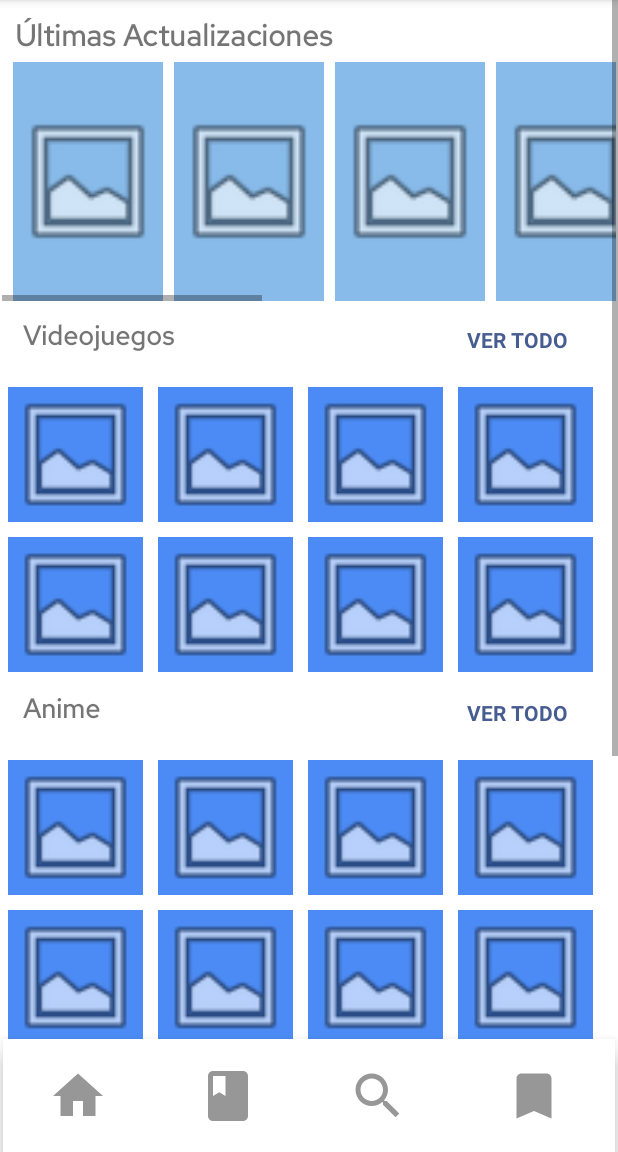
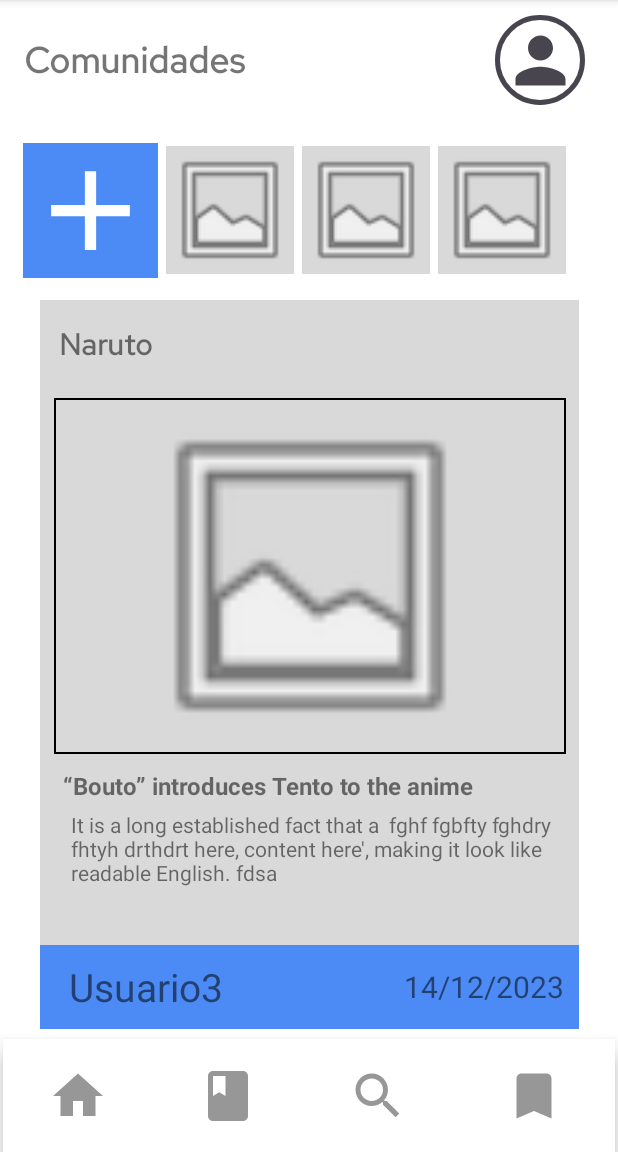
Before and after one commit to andresngm2010/ComShareApp, an Android app: the screen it shows after launch (TodasComunidades before the commit, PantallaPrincipal after it), after a tap on "INGRESAR", on a phone screen of 412 x 824 dp, the part 84-1236 px from its top. Run offline under Robolectric (Android 15) with nearby library versions, the phone set to English and light mode, and no system bars.

Commit message:
Pantalla Principal

```diff
--- a/app/src/main/AndroidManifest.xml
+++ b/app/src/main/AndroidManifest.xml
@@ -13,6 +13,9 @@
         android:supportsRtl="true"
         android:theme="@style/Theme.ComShareApp"
         tools:targetApi="31">
+        <activity
+            android:name=".PantallaPrincipal"
+            android:exported="false" />
         <activity
             android:name=".PantallaPublicar"
             android:exported="false" />
--- a/app/src/main/java/com/epngrupo1moviles/comshareapp/MainActivity.kt
+++ b/app/src/main/java/com/epngrupo1moviles/comshareapp/MainActivity.kt
@@ -13,13 +13,13 @@ class MainActivity : AppCompatActivity() {
 
         val butonIniciarSesionGoogle = findViewById<Button>(R.id.btnIniciarSesionGoogle)
         butonIniciarSesionGoogle.setOnClickListener{
-            val prIntent : Intent = Intent(this,TodasComunidades::class.java)
+            val prIntent : Intent = Intent(this,PantallaPrincipal::class.java)
             startActivity(prIntent)
         }
 
         val butonIniciarSesion = findViewById<Button>(R.id.btnIngresar)
         butonIniciarSesion.setOnClickListener{
-            val prIntent : Intent = Intent(this,TodasComunidades::class.java)
+            val prIntent : Intent = Intent(this,PantallaPrincipal::class.java)
             startActivity(prIntent)
         }
 
--- /dev/null
+++ b/app/src/main/java/com/epngrupo1moviles/comshareapp/PantallaPrincipal.kt
@@ -0,0 +1,19 @@
+package com.epngrupo1moviles.comshareapp
+
+import android.content.Intent
+import androidx.appcompat.app.AppCompatActivity
+import android.os.Bundle
+import android.widget.ImageButton
+
+class PantallaPrincipal : AppCompatActivity() {
+    override fun onCreate(savedInstanceState: Bundle?) {
+        super.onCreate(savedInstanceState)
+        setContentView(R.layout.activity_pantalla_principal)
+
+        val buttonTodasComunidades = findViewById<ImageButton>(R.id.imageButtonTodasComunidades)
+        buttonTodasComunidades.setOnClickListener {
+            val prIntent : Intent = Intent(this,TodasComunidades::class.java)
+            startActivity(prIntent)
+        }
+    }
+}
--- a/app/src/main/java/com/epngrupo1moviles/comshareapp/TodasComunidades.kt
+++ b/app/src/main/java/com/epngrupo1moviles/comshareapp/TodasComunidades.kt
@@ -4,6 +4,7 @@ import android.content.Intent
 import androidx.appcompat.app.AppCompatActivity
 import android.os.Bundle
 import android.view.View
+import android.widget.ImageButton
 import android.widget.ImageView
 
 class TodasComunidades : AppCompatActivity() {
@@ -15,6 +16,13 @@ class TodasComunidades : AppCompatActivity() {
         imagenComunidad.setOnClickListener{
             cambiarAEjComunidad()
         }*/
+
+        val buttonHome = findViewById<ImageButton>(R.id.imageButtonHome)
+        buttonHome.setOnClickListener {
+            val prIntent : Intent = Intent(this,PantallaPrincipal::class.java)
+            startActivity(prIntent)
+        }
+
     }
 
     fun cambiarAEjComunidad(v: View?){
--- /dev/null
+++ b/app/src/main/res/drawable/ciculoborde.xml
@@ -0,0 +1,10 @@
+<?xml version="1.0" encoding="utf-8"?>
+<shape xmlns:android="http://schemas.android.com/apk/res/android"
+    android:shape="oval">
+
+    <stroke android:width="3dp"
+        android:color="#49454F"/>
+
+    <corners android:radius="30px"/>
+
+</shape>
--- /dev/null
+++ b/app/src/main/res/layout/activity_pantalla_principal.xml
@@ -0,0 +1,243 @@
+<?xml version="1.0" encoding="utf-8"?>
+<androidx.constraintlayout.widget.ConstraintLayout xmlns:android="http://schemas.android.com/apk/res/android"
+    xmlns:app="http://schemas.android.com/apk/res-auto"
+    xmlns:tools="http://schemas.android.com/tools"
+    android:layout_width="match_parent"
+    android:layout_height="match_parent"
+    tools:context=".PantallaPrincipal">
+
+    <androidx.constraintlayout.widget.ConstraintLayout
+        android:id="@+id/constraintLayout9"
+        android:layout_width="390dp"
+        android:layout_height="0dp"
+        android:layout_marginTop="10dp"
+        app:layout_constraintStart_toStartOf="parent"
+        app:layout_constraintTop_toTopOf="parent">
+
+        <TextView
+            android:id="@+id/textView14"
+            android:layout_width="wrap_content"
+            android:layout_height="60dp"
+            android:layout_marginStart="15dp"
+            android:fontFamily="@font/red_hat_text"
+            android:gravity="center"
+            android:text="@string/txtViewComunidades"
+            android:textSize="24sp"
+            android:textStyle="bold"
+            app:layout_constraintStart_toStartOf="parent"
+            app:layout_constraintTop_toTopOf="parent" />
+
+        <ImageButton
+            android:id="@+id/imageButton9"
+            android:layout_width="60dp"
+            android:layout_height="60dp"
+            android:background="@drawable/ciculoborde"
+            app:layout_constraintBottom_toBottomOf="parent"
+            app:layout_constraintEnd_toEndOf="parent"
+            app:layout_constraintTop_toTopOf="parent"
+            app:srcCompat="@drawable/ic_baseline_person_24"
+            app:tint="#49454F" />
+    </androidx.constraintlayout.widget.ConstraintLayout>
+
+    <androidx.constraintlayout.widget.ConstraintLayout
+        android:id="@+id/constraintLayout10"
+        android:layout_width="390dp"
+        android:layout_height="120dp"
+        android:layout_marginTop="10dp"
+        android:paddingStart="15dp"
+        app:layout_constraintStart_toStartOf="parent"
+        app:layout_constraintTop_toBottomOf="@+id/constraintLayout9">
+
+        <ImageView
+            android:id="@+id/imageView29"
+            android:layout_width="90dp"
+            android:layout_height="90dp"
+            android:background="#4C8BF5"
+            app:layout_constraintBottom_toBottomOf="parent"
+            app:layout_constraintStart_toStartOf="parent"
+            app:layout_constraintTop_toTopOf="parent"
+            app:srcCompat="@drawable/ic_baseline_add_24" />
+
+        <ImageView
+            android:id="@+id/imageView38"
+            android:layout_width="85dp"
+            android:layout_height="85dp"
+            android:layout_marginStart="5dp"
+            android:background="#D9D9D9"
+            app:layout_constraintBottom_toBottomOf="parent"
+            app:layout_constraintStart_toEndOf="@+id/imageView29"
+            app:layout_constraintTop_toTopOf="parent"
+            app:srcCompat="@android:drawable/ic_menu_gallery" />
+
+        <ImageView
+            android:id="@+id/imageView39"
+            android:layout_width="85dp"
+            android:layout_height="85dp"
+            android:layout_marginStart="5dp"
+            android:background="#D9D9D9"
+            app:layout_constraintBottom_toBottomOf="parent"
+            app:layout_constraintStart_toEndOf="@+id/imageView38"
+            app:layout_constraintTop_toTopOf="parent"
+            app:srcCompat="@android:drawable/ic_menu_gallery" />
+
+        <ImageView
+            android:id="@+id/imageView40"
+            android:layout_width="85dp"
+            android:layout_height="85dp"
+            android:layout_marginStart="5dp"
+            android:background="#D9D9D9"
+            app:layout_constraintBottom_toBottomOf="parent"
+            app:layout_constraintStart_toEndOf="@+id/imageView39"
+            app:layout_constraintTop_toTopOf="parent"
+            app:srcCompat="@android:drawable/ic_menu_gallery" />
+    </androidx.constraintlayout.widget.ConstraintLayout>
+
+    <androidx.constraintlayout.widget.ConstraintLayout
+        android:layout_width="390dp"
+        android:layout_height="506dp"
+        android:paddingHorizontal="15dp"
+        android:paddingBottom="20dp"
+        app:layout_constraintEnd_toEndOf="parent"
+        app:layout_constraintStart_toStartOf="parent"
+        app:layout_constraintTop_toBottomOf="@+id/constraintLayout10">
+
+        <androidx.constraintlayout.widget.ConstraintLayout
+            android:layout_width="0dp"
+            android:layout_height="0dp"
+            android:background="#D9D9D9"
+            app:layout_constraintBottom_toBottomOf="parent"
+            app:layout_constraintEnd_toEndOf="parent"
+            app:layout_constraintStart_toStartOf="parent"
+            app:layout_constraintTop_toTopOf="parent">
+
+            <androidx.constraintlayout.widget.ConstraintLayout
+                android:id="@+id/constraintLayout11"
+                android:layout_width="377dp"
+                android:layout_height="60dp"
+                app:layout_constraintEnd_toEndOf="parent"
+                app:layout_constraintStart_toStartOf="parent"
+                app:layout_constraintTop_toTopOf="parent">
+
+                <TextView
+                    android:id="@+id/textView15"
+                    android:layout_width="wrap_content"
+                    android:layout_height="60dp"
+                    android:layout_marginStart="20dp"
+                    android:fontFamily="@font/red_hat_text"
+                    android:gravity="center"
+                    android:text="Naruto"
+                    android:textSize="20sp"
+                    android:textStyle="bold"
+                    app:layout_constraintStart_toStartOf="parent"
+                    app:layout_constraintTop_toTopOf="parent" />
+            </androidx.constraintlayout.widget.ConstraintLayout>
+
+            <ImageView
+                android:id="@+id/imageView41"
+                android:layout_width="341dp"
+                android:layout_height="237dp"
+                android:layout_marginTop="5dp"
+                android:background="@drawable/borde"
+                app:layout_constraintEnd_toEndOf="parent"
+                app:layout_constraintStart_toStartOf="parent"
+                app:layout_constraintTop_toBottomOf="@+id/constraintLayout11"
+                app:srcCompat="@android:drawable/ic_menu_gallery" />
+
+            <TextView
+                android:id="@+id/textView16"
+                android:layout_width="wrap_content"
+                android:layout_height="wrap_content"
+                android:layout_marginStart="15dp"
+                android:layout_marginTop="10dp"
+                android:text="“Bouto” introduces Tento to the anime"
+                android:textSize="16sp"
+                android:textStyle="bold"
+                app:layout_constraintStart_toStartOf="parent"
+                app:layout_constraintTop_toBottomOf="@+id/imageView41" />
+
+            <TextView
+                android:id="@+id/textView17"
+                android:layout_width="331dp"
+                android:layout_height="57dp"
+                android:layout_marginStart="5dp"
+                android:layout_marginTop="5dp"
+                android:text="It is a long established fact that a  fghf fgbfty fghdry fhtyh drthdrt here, content here', making it look like readable English. fdsa"
+                app:layout_constraintStart_toStartOf="@+id/textView16"
+                app:layout_constraintTop_toBottomOf="@+id/textView16" />
+
+            <androidx.constraintlayout.widget.ConstraintLayout
+                android:layout_width="0dp"
+                android:layout_height="56dp"
+                android:background="#4C8BF5"
+                app:layout_constraintBottom_toBottomOf="parent"
+                app:layout_constraintEnd_toEndOf="parent"
+                app:layout_constraintStart_toStartOf="parent">
+
+                <TextView
+                    android:id="@+id/textView27"
+                    android:layout_width="142dp"
+                    android:layout_height="56dp"
+                    android:gravity="center"
+                    android:text="Usuario3"
+                    android:textAlignment="center"
+                    android:textSize="26sp"
+                    app:layout_constraintBottom_toBottomOf="parent"
+                    app:layout_constraintStart_toStartOf="parent"
+                    app:layout_constraintTop_toTopOf="parent" />
+
+                <TextView
+                    android:id="@+id/textView28"
+                    android:layout_width="wrap_content"
+                    android:layout_height="56dp"
+                    android:layout_marginEnd="10dp"
+                    android:gravity="center"
+                    android:text="14/12/2023"
+                    android:textSize="20sp"
+                    app:layout_constraintBottom_toBottomOf="parent"
+                    app:layout_constraintEnd_toEndOf="parent"
+                    app:layout_constraintTop_toTopOf="parent" />
+            </androidx.constraintlayout.widget.ConstraintLayout>
+        </androidx.constraintlayout.widget.ConstraintLayout>
+    </androidx.constraintlayout.widget.ConstraintLayout>
+
+    <com.google.android.material.bottomnavigation.BottomNavigationView
+        android:id="@+id/bottomNavigationView1"
+        android:layout_width="408dp"
+        android:layout_height="75dp"
+        app:layout_constraintBottom_toBottomOf="parent"
+        app:layout_constraintEnd_toEndOf="parent"
+        app:layout_constraintStart_toStartOf="parent">
+
+        <ImageButton
+            android:id="@+id/imageButtonHome"
+            android:layout_width="100dp"
+            android:layout_height="75dp"
+            android:backgroundTint="#FFFFFF"
+            app:srcCompat="@drawable/ic_baseline_home_24" />
+
+        <ImageButton
+            android:id="@+id/imageButtonTodasComunidades"
+            android:layout_width="100dp"
+            android:layout_height="75dp"
+            android:layout_marginStart="100dp"
+            android:backgroundTint="#FFFFFF"
+            app:srcCompat="@drawable/ic_baseline_book_24" />
+
+        <ImageButton
+            android:id="@+id/imageButtonBuscar"
+            android:layout_width="100dp"
+            android:layout_height="75dp"
+            android:layout_marginStart="200dp"
+            android:backgroundTint="#FFFFFF"
+            app:srcCompat="@drawable/ic_baseline_search_24" />
+
+        <ImageButton
+            android:id="@+id/imageButtonBiblioteca"
+            android:layout_width="108dp"
+            android:layout_height="75dp"
+            android:layout_marginStart="300dp"
+            android:backgroundTint="#FFFFFF"
+            app:srcCompat="@drawable/ic_baseline_bookmark_24" />
+    </com.google.android.material.bottomnavigation.BottomNavigationView>
+
+</androidx.constraintlayout.widget.ConstraintLayout>
--- a/app/src/main/res/layout/activity_todas_comunidades.xml
+++ b/app/src/main/res/layout/activity_todas_comunidades.xml
@@ -593,14 +593,14 @@
         app:layout_constraintStart_toStartOf="parent">
 
         <ImageButton
-            android:id="@+id/imageButton2"
+            android:id="@+id/imageButtonHome"
             android:layout_width="100dp"
             android:layout_height="75dp"
             android:backgroundTint="#FFFFFF"
             app:srcCompat="@drawable/ic_baseline_home_24" />
 
         <ImageButton
-            android:id="@+id/imageButton3"
+            android:id="@+id/imageButtonTodasComunidades"
             android:layout_width="100dp"
             android:layout_height="75dp"
             android:layout_marginStart="100dp"
@@ -608,7 +608,7 @@
             app:srcCompat="@drawable/ic_baseline_book_24" />
 
         <ImageButton
-            android:id="@+id/imageButton4"
+            android:id="@+id/imageButtonBuscar"
             android:layout_width="100dp"
             android:layout_height="75dp"
             android:layout_marginStart="200dp"
@@ -616,7 +616,7 @@
             app:srcCompat="@drawable/ic_baseline_search_24" />
 
         <ImageButton
-            android:id="@+id/imageButton5"
+            android:id="@+id/imageButtonBiblioteca"
             android:layout_width="108dp"
             android:layout_height="75dp"
             android:layout_marginStart="300dp"
--- a/app/src/main/res/values/strings.xml
+++ b/app/src/main/res/values/strings.xml
@@ -36,4 +36,5 @@
     <string name="txtViewAñadeTitulo">Añade un Titulo</string>
     <string name="yxyViewPiensas">Comparte lo que piensas ....</string>
     <string name="btnPublicar">Publicar</string>
+    <string name="txtViewComunidades">Comunidades</string>
 </resources>
```
